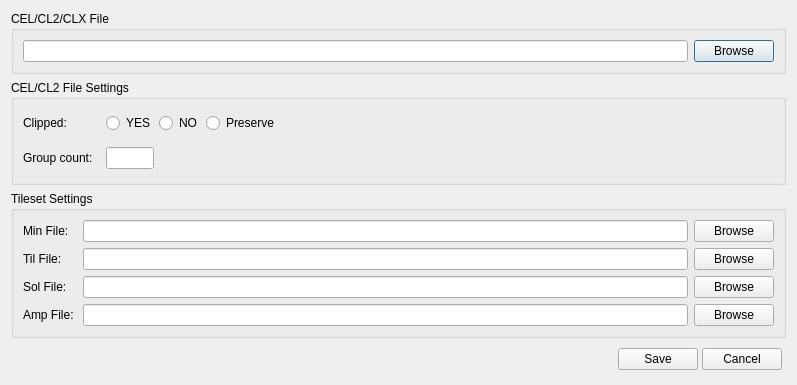
This is source/saveasdialog.ui in diasurgical/d1-graphics-tool as Qt 5 draws it before an edit. The edited form follows.
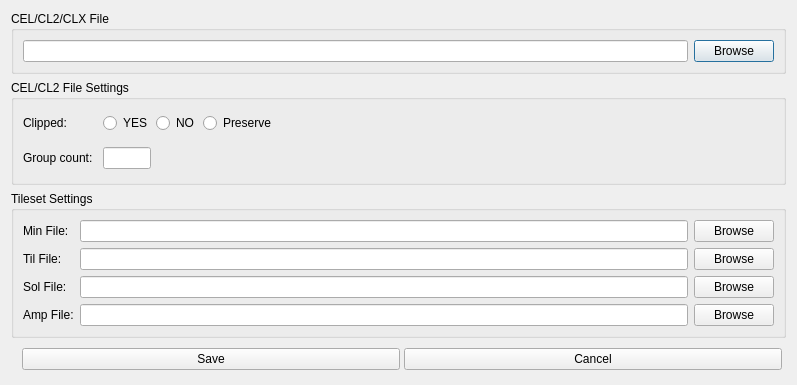
This is the edited form.

What changed in the file:
```diff
--- a/source/saveasdialog.ui
+++ b/source/saveasdialog.ui
@@ -10,12 +10,6 @@
     <height>368</height>
    </rect>
   </property>
-  <property name="minimumSize">
-   <size>
-    <width>0</width>
-    <height>0</height>
-   </size>
-  </property>
   <property name="windowTitle">
    <string>Save As</string>
   </property>
@@ -78,39 +72,15 @@
      <layout class="QGridLayout" name="gridLayout_2">
       <item row="0" column="0">
        <widget class="QLabel" name="celClippedLabel">
-        <property name="minimumSize">
-         <size>
-          <width>0</width>
-          <height>0</height>
-         </size>
-        </property>
-        <property name="maximumSize">
-         <size>
-          <width>16777215</width>
-          <height>16777215</height>
-         </size>
-        </property>
         <property name="text">
-         <string>Clipped: </string>
+         <string>Clipped:</string>
         </property>
        </widget>
       </item>
       <item row="1" column="0">
        <widget class="QLabel" name="celGroupLabel">
-        <property name="minimumSize">
-         <size>
-          <width>0</width>
-          <height>0</height>
-         </size>
-        </property>
-        <property name="maximumSize">
-         <size>
-          <width>16777215</width>
-          <height>16777215</height>
-         </size>
-        </property>
         <property name="text">
-         <string>Group count: </string>
+         <string>Group count:</string>
         </property>
        </widget>
       </item>
@@ -236,32 +206,14 @@
    </item>
    <item>
     <widget class="QGroupBox" name="tilSettingsGroupBox">
-     <property name="minimumSize">
-      <size>
-       <width>0</width>
-       <height>0</height>
-      </size>
-     </property>
      <property name="title">
       <string>Tileset Settings</string>
      </property>
      <layout class="QGridLayout" name="gridLayout_3">
       <item row="0" column="0">
        <widget class="QLabel" name="tilMinFileLabel">
-        <property name="minimumSize">
-         <size>
-          <width>0</width>
-          <height>0</height>
-         </size>
-        </property>
-        <property name="maximumSize">
-         <size>
-          <width>16777215</width>
-          <height>16777215</height>
-         </size>
-        </property>
         <property name="text">
-         <string>Min File: </string>
+         <string>Min File:</string>
         </property>
        </widget>
       </item>
@@ -281,20 +233,8 @@
       </item>
       <item row="1" column="0">
        <widget class="QLabel" name="tilTilFileLabel">
-        <property name="minimumSize">
-         <size>
-          <width>0</width>
-          <height>0</height>
-         </size>
-        </property>
-        <property name="maximumSize">
-         <size>
-          <width>16777215</width>
-          <height>16777215</height>
-         </size>
-        </property>
         <property name="text">
-         <string>Til File: </string>
+         <string>Til File:</string>
         </property>
        </widget>
       </item>
@@ -314,20 +254,8 @@
       </item>
       <item row="2" column="0">
        <widget class="QLabel" name="tilSolFileLabel">
-        <property name="minimumSize">
-         <size>
-          <width>0</width>
-          <height>0</height>
-         </size>
-        </property>
-        <property name="maximumSize">
-         <size>
-          <width>16777215</width>
-          <height>16777215</height>
-         </size>
-        </property>
         <property name="text">
-         <string>Sol File: </string>
+         <string>Sol File:</string>
         </property>
        </widget>
       </item>
@@ -347,20 +275,8 @@
       </item>
       <item row="3" column="0">
        <widget class="QLabel" name="tilAmpnFileLabel">
-        <property name="minimumSize">
-         <size>
-          <width>0</width>
-          <height>0</height>
-         </size>
-        </property>
-        <property name="maximumSize">
-         <size>
-          <width>16777215</width>
-          <height>16777215</height>
-         </size>
-        </property>
         <property name="text">
-         <string>Amp File: </string>
+         <string>Amp File:</string>
         </property>
        </widget>
       </item>
@@ -381,36 +297,8 @@
      </layout>
     </widget>
    </item>
-   <item>
-    <spacer name="verticalSpacer">
-     <property name="orientation">
-      <enum>Qt::Vertical</enum>
-     </property>
-     <property name="sizeType">
-      <enum>QSizePolicy::MinimumExpanding</enum>
-     </property>
-     <property name="sizeHint" stdset="0">
-      <size>
-       <width>0</width>
-       <height>0</height>
-      </size>
-     </property>
-    </spacer>
-   </item>
    <item>
     <widget class="QWidget" name="saveButtonsWidget" native="true">
-     <property name="minimumSize">
-      <size>
-       <width>0</width>
-       <height>0</height>
-      </size>
-     </property>
-     <property name="maximumSize">
-      <size>
-       <width>16777215</width>
-       <height>16777215</height>
-      </size>
-     </property>
      <layout class="QHBoxLayout" name="horizontalLayout">
       <property name="spacing">
        <number>4</number>
@@ -432,12 +320,6 @@
         <property name="orientation">
          <enum>Qt::Horizontal</enum>
         </property>
-        <property name="sizeHint" stdset="0">
-         <size>
-          <width>345</width>
-          <height>19</height>
-         </size>
-        </property>
        </spacer>
       </item>
       <item>
```
Left out of the diff: 18 changed lines with no effect on the pictures.
